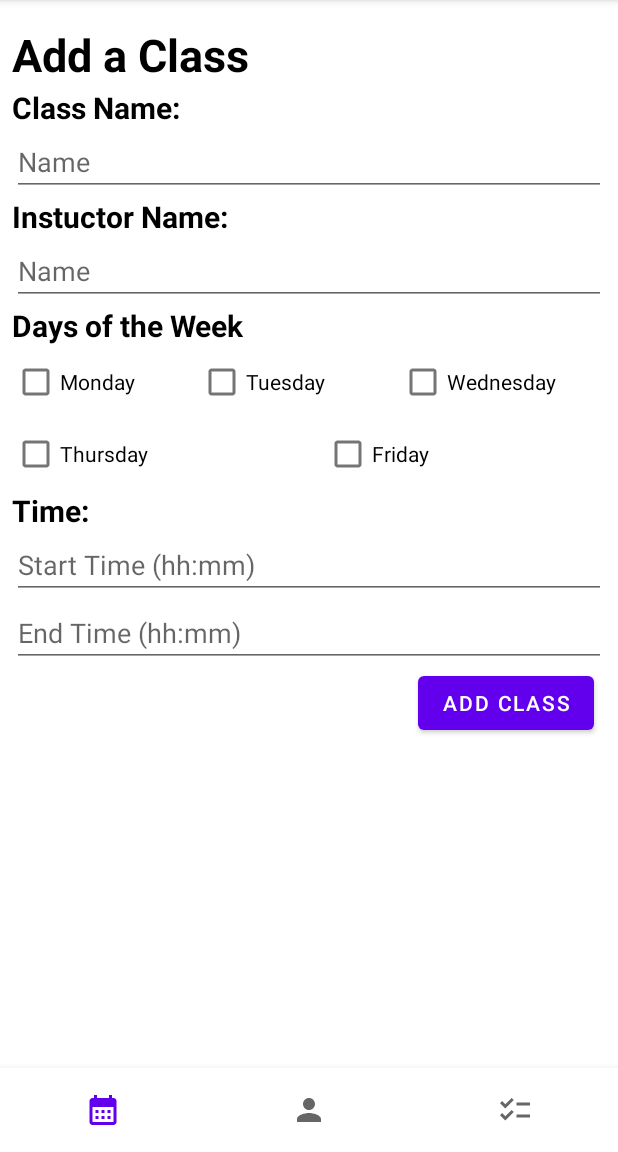
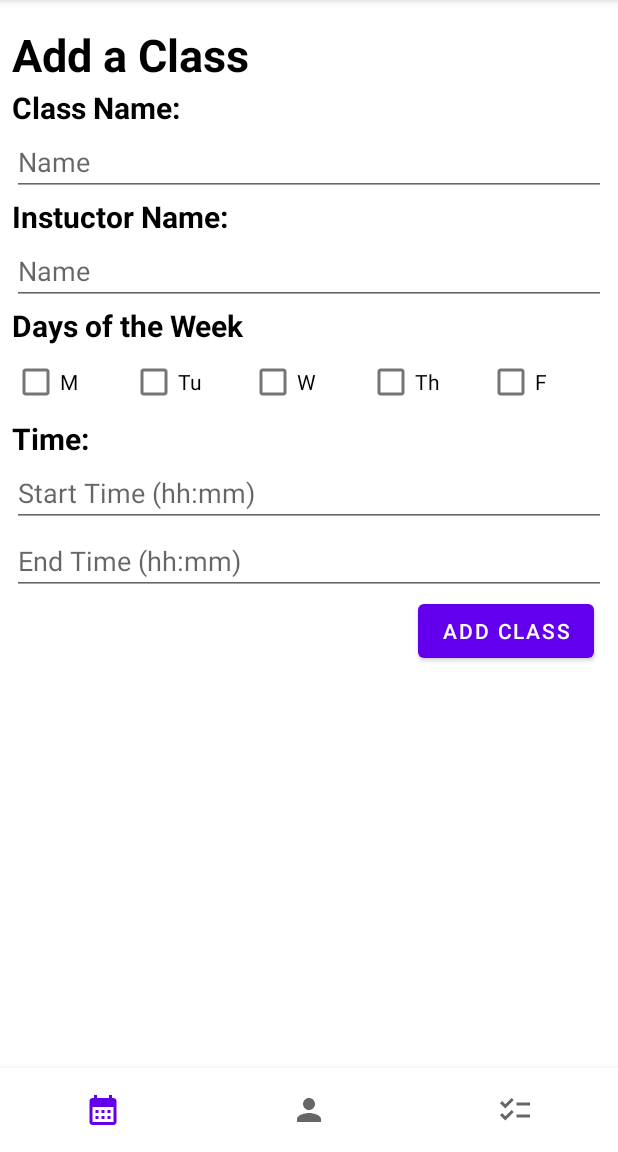
Before and after one commit to RolandHaden/SchedulerApp, an Android app: the fragment NewClassFragment placed in its activity, on a phone screen of 412 x 824 dp, the part 84-1236 px from its top. Run offline under Robolectric (Android 15) with nearby library versions, the light colour scheme and no system bars.

Commit message:
changed days on add class page

```diff
--- a/app/src/main/res/layout/fragment_new_class.xml
+++ b/app/src/main/res/layout/fragment_new_class.xml
@@ -77,42 +77,38 @@
 
             <CheckBox
                 android:id="@+id/monday_box"
-                android:layout_width="124dp"
+                android:layout_width="wrap_content"
                 android:layout_height="wrap_content"
-                android:text="Monday" />
+                android:layout_weight="1"
+                android:text="M" />
 
             <CheckBox
                 android:id="@+id/tuesday_box"
-                android:layout_width="134dp"
+                android:layout_width="wrap_content"
                 android:layout_height="wrap_content"
-                android:text="Tuesday" />
+                android:layout_weight="1"
+                android:text="Tu" />
 
             <CheckBox
                 android:id="@+id/wednesday_box"
-                android:layout_width="79dp"
+                android:layout_width="wrap_content"
                 android:layout_height="wrap_content"
                 android:layout_weight="1"
-                android:text="Wednesday" />
-        </LinearLayout>
-
-        <LinearLayout
-            android:layout_width="match_parent"
-            android:layout_height="match_parent"
-            android:orientation="horizontal">
+                android:text="W" />
 
             <CheckBox
                 android:id="@+id/thursday_box"
                 android:layout_width="wrap_content"
                 android:layout_height="wrap_content"
                 android:layout_weight="1"
-                android:text="Thursday" />
+                android:text="Th" />
 
             <CheckBox
                 android:id="@+id/friday_box"
                 android:layout_width="wrap_content"
                 android:layout_height="wrap_content"
                 android:layout_weight="1"
-                android:text="Friday" />
+                android:text="F" />
         </LinearLayout>
 
         <TextView
```
